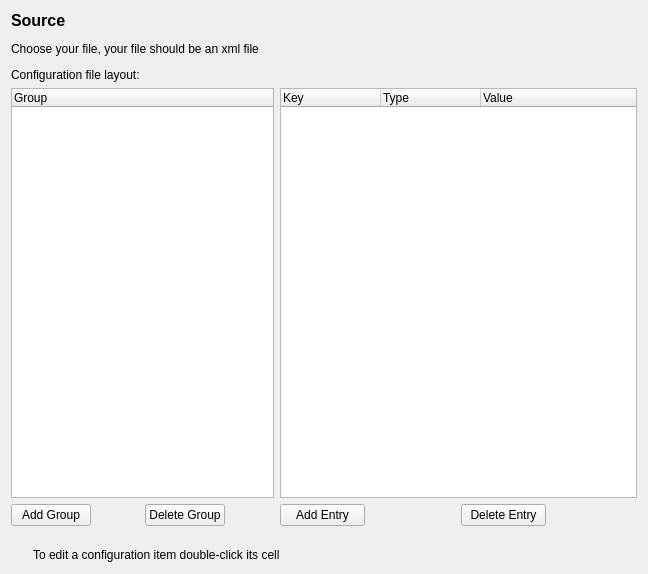
This is editors/kconfigxt/kconfigxteditor.ui in KDE/plasma-sdk as Qt 5 draws it before an edit. The edited form follows.
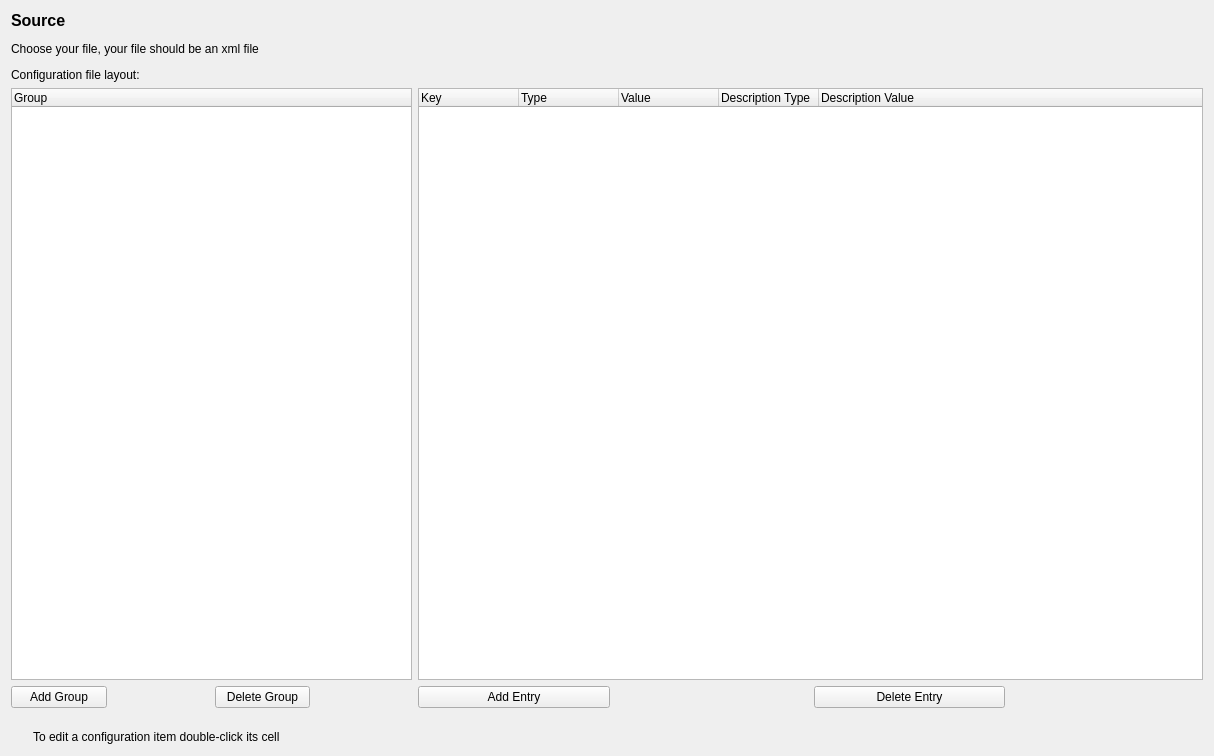
This is the edited form. Custom widgets are drawn as their Qt base class.

Commit message: Make the editor able to read the labels and defaults!

```diff
--- a/editors/kconfigxt/kconfigxteditor.ui
+++ b/editors/kconfigxt/kconfigxteditor.ui
@@ -6,8 +6,8 @@
    <rect>
     <x>0</x>
     <y>0</y>
-    <width>648</width>
-    <height>574</height>
+    <width>1214</width>
+    <height>756</height>
    </rect>
   </property>
   <layout class="QVBoxLayout" name="verticalLayout">
@@ -84,6 +84,16 @@
          <string>Value</string>
         </property>
        </column>
+       <column>
+        <property name="text">
+         <string>Description Type</string>
+        </property>
+       </column>
+       <column>
+        <property name="text">
+         <string>Description Value</string>
+        </property>
+       </column>
       </widget>
      </item>
      <item row="1" column="0">
```
The commit also changes 2 other files.
